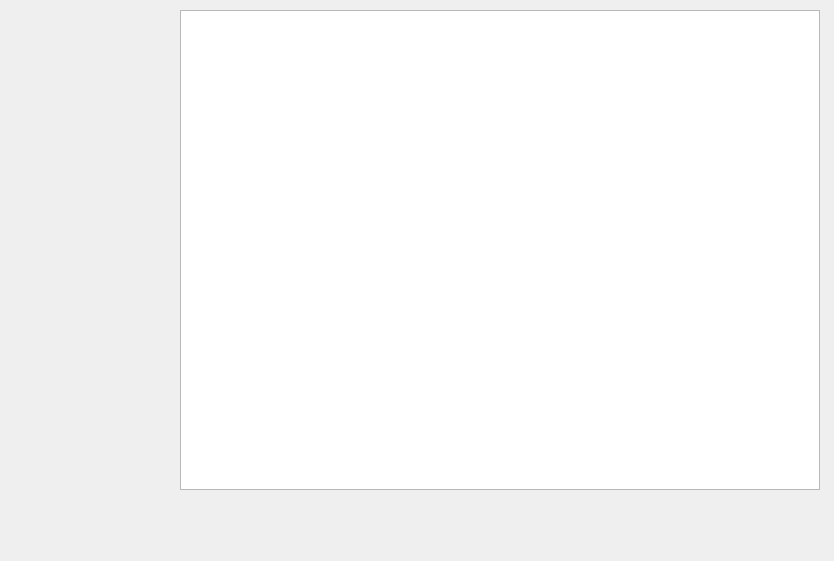
Old version of the form src/WhiskerToolbox/Media_Widget/Media_Widget.ui in the repository paulmthompson/WhiskerToolbox.
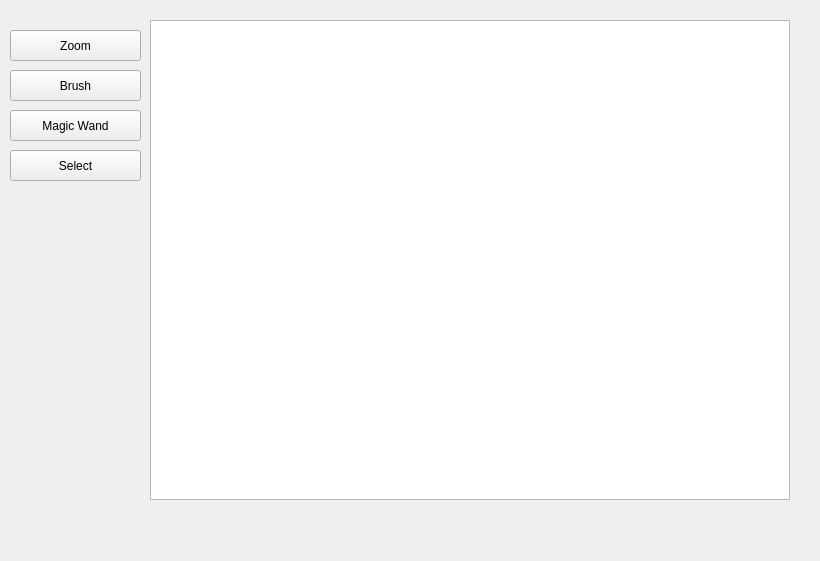
New version of the form.

Commit message: add buttons to side of media window

Diff of the .ui file:
```diff
--- a/src/WhiskerToolbox/Media_Widget/Media_Widget.ui
+++ b/src/WhiskerToolbox/Media_Widget/Media_Widget.ui
@@ -6,7 +6,7 @@
    <rect>
     <x>0</x>
     <y>0</y>
-    <width>834</width>
+    <width>820</width>
     <height>561</height>
    </rect>
   </property>
@@ -16,8 +16,8 @@
   <widget class="QGraphicsView" name="graphicsView">
    <property name="geometry">
     <rect>
-     <x>180</x>
-     <y>10</y>
+     <x>150</x>
+     <y>20</y>
      <width>640</width>
      <height>480</height>
     </rect>
@@ -32,6 +32,58 @@
     <enum>QAbstractScrollArea::AdjustToContents</enum>
    </property>
   </widget>
+  <widget class="QPushButton" name="pushButton">
+   <property name="geometry">
+    <rect>
+     <x>10</x>
+     <y>30</y>
+     <width>131</width>
+     <height>31</height>
+    </rect>
+   </property>
+   <property name="text">
+    <string>Zoom</string>
+   </property>
+  </widget>
+  <widget class="QPushButton" name="pushButton_2">
+   <property name="geometry">
+    <rect>
+     <x>10</x>
+     <y>70</y>
+     <width>131</width>
+     <height>31</height>
+    </rect>
+   </property>
+   <property name="text">
+    <string>Brush</string>
+   </property>
+  </widget>
+  <widget class="QPushButton" name="pushButton_3">
+   <property name="geometry">
+    <rect>
+     <x>10</x>
+     <y>110</y>
+     <width>131</width>
+     <height>31</height>
+    </rect>
+   </property>
+   <property name="text">
+    <string>Magic Wand</string>
+   </property>
+  </widget>
+  <widget class="QPushButton" name="pushButton_4">
+   <property name="geometry">
+    <rect>
+     <x>10</x>
+     <y>150</y>
+     <width>131</width>
+     <height>31</height>
+    </rect>
+   </property>
+   <property name="text">
+    <string>Select</string>
+   </property>
+  </widget>
  </widget>
  <resources/>
  <connections/>
```
The commit also changes 2 other files.
